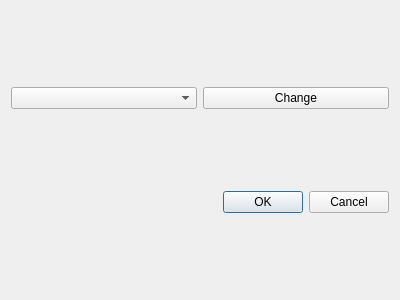
This is src/traverso/ui/ThemeModifierDialog.ui in ErwanLegrand/Traverso-DAW as Qt 5 draws it before an edit. The edited form follows.
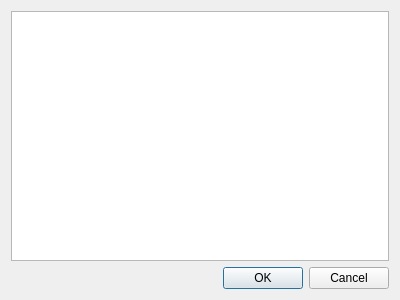
This is the edited form.

Commit message: theme modifier dialog improvements

```diff
--- a/src/traverso/ui/ThemeModifierDialog.ui
+++ b/src/traverso/ui/ThemeModifierDialog.ui
@@ -17,14 +17,7 @@
    <item>
     <layout class="QHBoxLayout" name="horizontalLayout">
      <item>
-      <widget class="QComboBox" name="colorComboBox"/>
-     </item>
-     <item>
-      <widget class="QPushButton" name="colorPushButton">
-       <property name="text">
-        <string>Change</string>
-       </property>
-      </widget>
+      <widget class="QListWidget" name="listWidget"/>
      </item>
     </layout>
    </item>
```
The commit also changes 3 other files.
